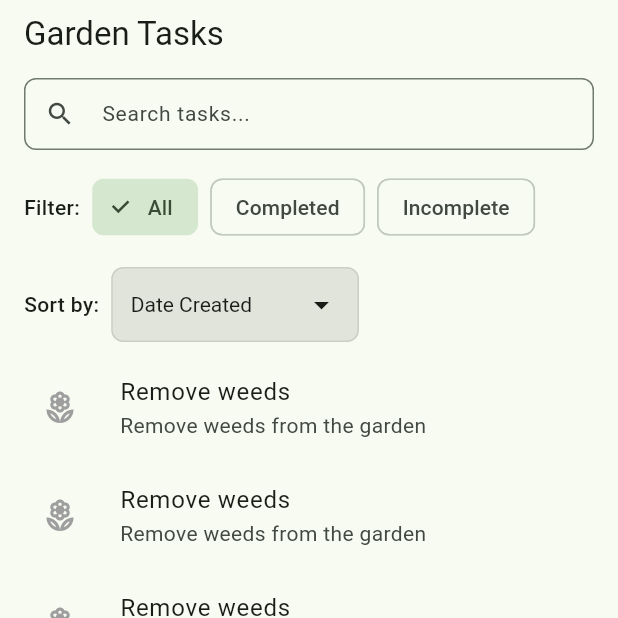
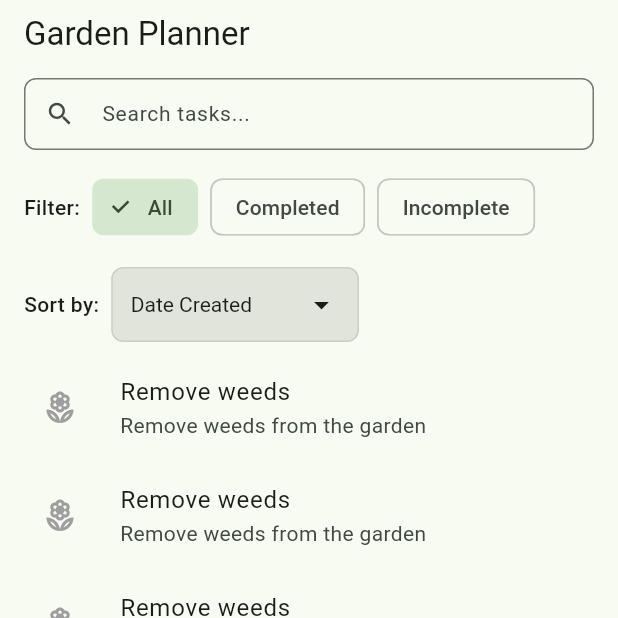
Before and after one commit to carolinasq1/garden_planner, a Flutter app: the screen it shows after launch, on a phone screen of 412 x 824 dp, the top half of it. Run offline on Flutter 3.47's test engine with Material 3 defaults, Android fonts, the phone set to English and light mode, and no system bars; our stand-ins replace flutter_bloc, freezed_annotation, get_it, hive, hive_flutter; accounts and stored records are empty.

Commit message:
update title and add safe area

```diff
--- a/lib/presentation/pages/tasks_page.dart
+++ b/lib/presentation/pages/tasks_page.dart
@@ -24,12 +24,13 @@ class TasksPage extends StatelessWidget {
       ),
       child: Scaffold(
         appBar: AppBar(
-          title: const Text('Garden Tasks'),
+          title: const Text('Garden Planner'),
           scrolledUnderElevation: 0,
           bottom: const TaskSearchBar(),
         ),
         floatingActionButton: const AddTaskButton(),
-        body: Column(
+        body: SafeArea(
+          child: Column(
             children: [
               const TaskFilterBar(),
               const TaskSortBar(),
@@ -38,10 +39,7 @@ class TasksPage extends StatelessWidget {
                   builder: (context, state) {
                     return switch (state) {
                       TaskLoading() => const TaskLoadingWidget(),
-                    TaskLoaded(
-                      :final taskCount,
-                    ) =>
-                      TasksListContent(
+                      TaskLoaded(:final taskCount) => TasksListContent(
                         taskCount: taskCount,
                       ),
                       TaskError(message: final message) => TaskErrorWidget(
@@ -54,6 +52,7 @@ class TasksPage extends StatelessWidget {
             ],
           ),
         ),
+      ),
     );
   }
 }
```
Lines whose indentation alone changed are shown as unchanged.
